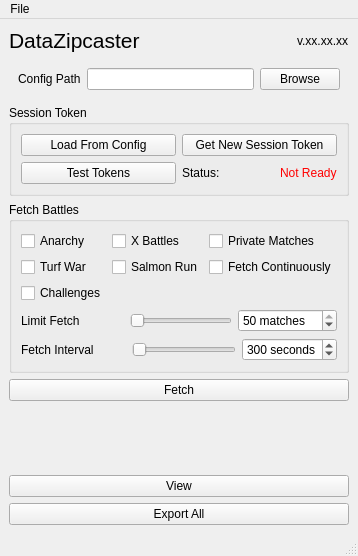
Qt form data_zipcaster/gui/ui/main.ui (cesaregarza/DataZipcaster) before a commit.
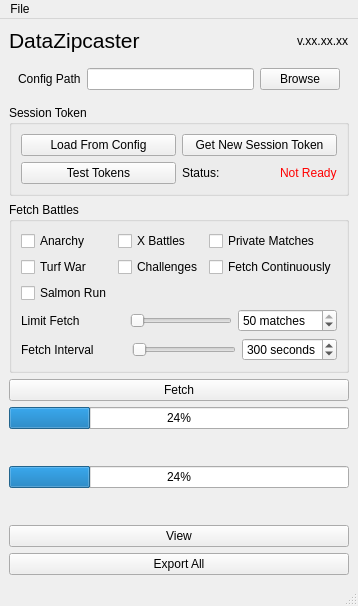
The same form after that commit.

Commit message: made progress bars cleaner and more intuitive to work with

Patch:
```diff
--- a/data_zipcaster/gui/ui/main.ui
+++ b/data_zipcaster/gui/ui/main.ui
@@ -6,8 +6,8 @@
    <rect>
     <x>0</x>
     <y>0</y>
-    <width>310</width>
-    <height>526</height>
+    <width>319</width>
+    <height>589</height>
    </rect>
   </property>
   <property name="windowTitle">
@@ -33,13 +33,6 @@
        <string>Fetch Battles</string>
       </property>
       <layout class="QGridLayout" name="gridLayout_2">
-       <item row="1" column="1">
-        <widget class="QCheckBox" name="salmon_check">
-         <property name="text">
-          <string>Salmon Run</string>
-         </property>
-        </widget>
-       </item>
        <item row="0" column="1">
         <widget class="QCheckBox" name="x_check">
          <property name="text">
@@ -167,13 +160,20 @@
          </item>
         </layout>
        </item>
-       <item row="2" column="0">
+       <item row="1" column="1">
         <widget class="QCheckBox" name="challenge_check">
          <property name="text">
           <string>Challenges</string>
          </property>
         </widget>
        </item>
+       <item row="2" column="0">
+        <widget class="QCheckBox" name="salmon_check">
+         <property name="text">
+          <string>Salmon Run</string>
+         </property>
+        </widget>
+       </item>
       </layout>
      </widget>
     </item>
@@ -309,33 +309,38 @@
     <item row="9" column="0">
      <layout class="QVBoxLayout" name="progress_group">
       <item>
-       <widget class="QWidget" name="progress_outer" native="true">
+       <widget class="QProgressBar" name="progress_outer">
+        <property name="enabled">
+         <bool>true</bool>
+        </property>
+        <property name="value">
+         <number>24</number>
+        </property>
+       </widget>
+      </item>
+      <item>
+       <widget class="QWidget" name="widget_outer" native="true">
         <property name="minimumSize">
          <size>
           <width>0</width>
-          <height>28</height>
+          <height>25</height>
          </size>
         </property>
-        <property name="maximumSize">
-         <size>
-          <width>300</width>
-          <height>16777215</height>
-         </size>
+       </widget>
+      </item>
+      <item>
+       <widget class="QProgressBar" name="progress_inner">
+        <property name="value">
+         <number>24</number>
         </property>
        </widget>
       </item>
       <item>
-       <widget class="QWidget" name="progress_inner" native="true">
+       <widget class="QWidget" name="widget_inner" native="true">
         <property name="minimumSize">
          <size>
           <width>0</width>
-          <height>28</height>
-         </size>
-        </property>
-        <property name="maximumSize">
-         <size>
-          <width>300</width>
-          <height>16777215</height>
+          <height>25</height>
          </size>
         </property>
        </widget>
```
Left out of the diff: 2 changed lines with no effect on the pictures. The commit also changes 2 other files.
